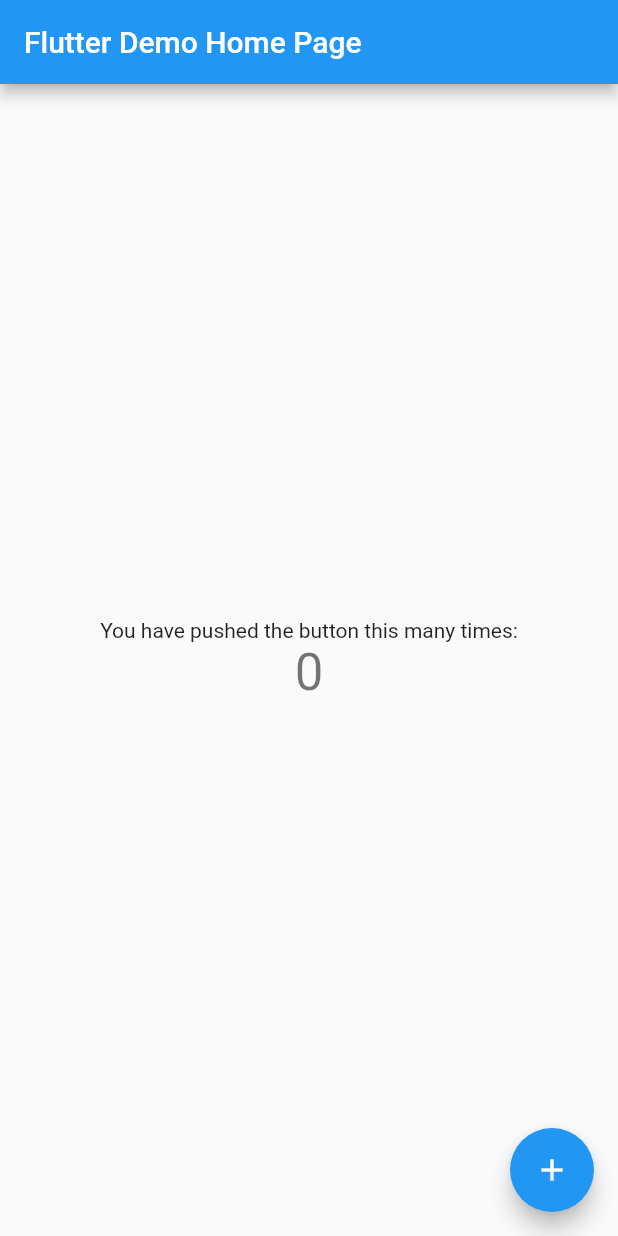
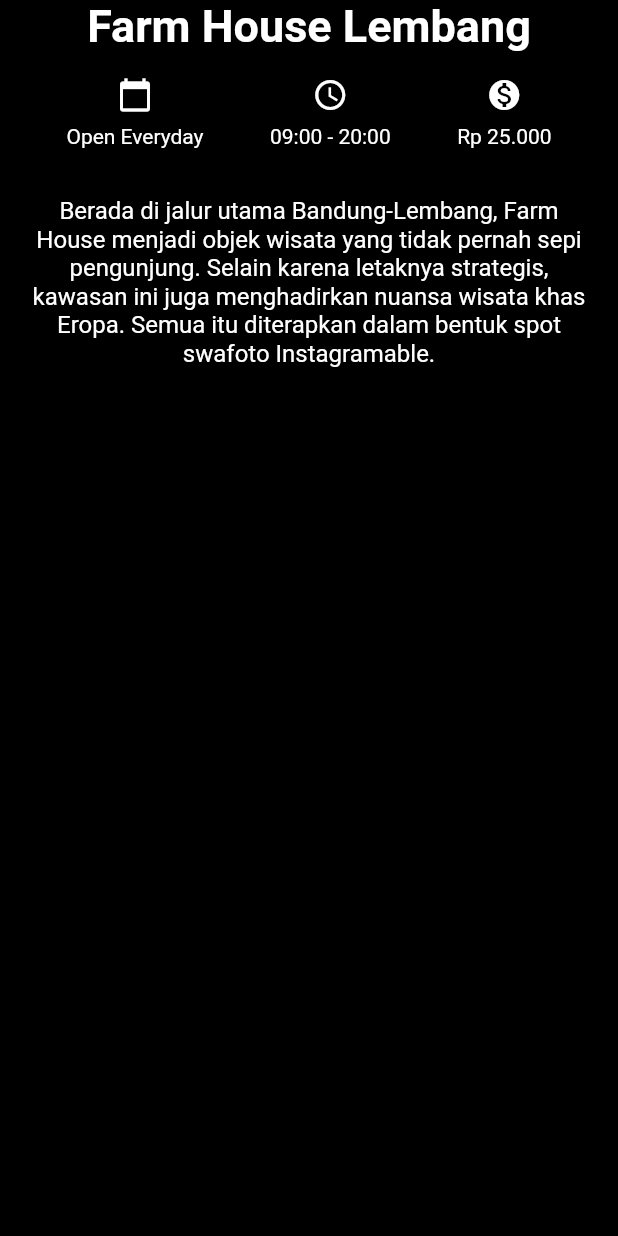
Before and after one commit to jeffrysaputra97/Dicoding-BMAFP-WisataBandungApp, a Flutter app: the screen it shows after launch, on a phone screen of 412 x 824 dp. Run offline on Flutter 3.47's test engine with Material 2 defaults, Android fonts, the phone set to English and light mode, and no system bars.

Commit message:
Adding Detail Screen

```diff
--- /dev/null
+++ b/lib/component/detail_icon_text.dart
@@ -0,0 +1,19 @@
+import 'package:flutter/material.dart';
+
+class DetailIconText extends StatelessWidget {
+  final IconData icon;
+  final String text;
+
+  DetailIconText({this.icon, this.text});
+
+  @override
+  Widget build(BuildContext context) {
+    return Column(
+      children: [
+        Icon(icon),
+        SizedBox(height: 8.0),
+        Text(text),
+      ],
+    );
+  }
+}
--- a/lib/main.dart
+++ b/lib/main.dart
@@ -1,117 +1,15 @@
 import 'package:flutter/material.dart';
+import 'package:wisata_bandung/screen/detail_screen.dart';
 
-void main() {
-  runApp(MyApp());
-}
+void main() => runApp(MyApp());
 
 class MyApp extends StatelessWidget {
-  // This widget is the root of your application.
   @override
   Widget build(BuildContext context) {
     return MaterialApp(
-      title: 'Flutter Demo',
-      theme: ThemeData(
-        // This is the theme of your application.
-        //
-        // Try running your application with "flutter run". You'll see the
-        // application has a blue toolbar. Then, without quitting the app, try
-        // changing the primarySwatch below to Colors.green and then invoke
-        // "hot reload" (press "r" in the console where you ran "flutter run",
-        // or simply save your changes to "hot reload" in a Flutter IDE).
-        // Notice that the counter didn't reset back to zero; the application
-        // is not restarted.
-        primarySwatch: Colors.blue,
-        // This makes the visual density adapt to the platform that you run
-        // the app on. For desktop platforms, the controls will be smaller and
-        // closer together (more dense) than on mobile platforms.
-        visualDensity: VisualDensity.adaptivePlatformDensity,
-      ),
-      home: MyHomePage(title: 'Flutter Demo Home Page'),
+      title: 'Wisata Bandung',
+      theme: ThemeData.dark(),
+      home: DetailScreen(),
     );
   }
 }
-
-class MyHomePage extends StatefulWidget {
-  MyHomePage({Key key, this.title}) : super(key: key);
-
-  // This widget is the home page of your application. It is stateful, meaning
-  // that it has a State object (defined below) that contains fields that affect
-  // how it looks.
-
-  // This class is the configuration for the state. It holds the values (in this
-  // case the title) provided by the parent (in this case the App widget) and
-  // used by the build method of the State. Fields in a Widget subclass are
-  // always marked "final".
-
-  final String title;
-
-  @override
-  _MyHomePageState createState() => _MyHomePageState();
-}
-
-class _MyHomePageState extends State<MyHomePage> {
-  int _counter = 0;
-
-  void _incrementCounter() {
-    setState(() {
-      // This call to setState tells the Flutter framework that something has
-      // changed in this State, which causes it to rerun the build method below
-      // so that the display can reflect the updated values. If we changed
-      // _counter without calling setState(), then the build method would not be
-      // called again, and so nothing would appear to happen.
-      _counter++;
-    });
-  }
-
-  @override
-  Widget build(BuildContext context) {
-    // This method is rerun every time setState is called, for instance as done
-    // by the _incrementCounter method above.
-    //
-    // The Flutter framework has been optimized to make rerunning build methods
-    // fast, so that you can just rebuild anything that needs updating rather
-    // than having to individually change instances of widgets.
-    return Scaffold(
-      appBar: AppBar(
-        // Here we take the value from the MyHomePage object that was created by
-        // the App.build method, and use it to set our appbar title.
-        title: Text(widget.title),
-      ),
-      body: Center(
-        // Center is a layout widget. It takes a single child and positions it
-        // in the middle of the parent.
-        child: Column(
-          // Column is also a layout widget. It takes a list of children and
-          // arranges them vertically. By default, it sizes itself to fit its
-          // children horizontally, and tries to be as tall as its parent.
-          //
-          // Invoke "debug painting" (press "p" in the console, choose the
-          // "Toggle Debug Paint" action from the Flutter Inspector in Android
-          // Studio, or the "Toggle Debug Paint" command in Visual Studio Code)
-          // to see the wireframe for each widget.
-          //
-          // Column has various properties to control how it sizes itself and
-          // how it positions its children. Here we use mainAxisAlignment to
-          // center the children vertically; the main axis here is the vertical
-          // axis because Columns are vertical (the cross axis would be
-          // horizontal).
-          mainAxisAlignment: MainAxisAlignment.center,
-          children: <Widget>[
-            Text(
-              'You have pushed the button this many times:',
-            ),
-            Text(
-              '$_counter',
-              style: Theme.of(context).textTheme.headline4,
-            ),
-          ],
-        ),
-      ),
-      floatingActionButton: FloatingActionButton(
-        onPressed: _incrementCounter,
-        tooltip: 'Increment',
-        child: Icon(Icons.add),
-      ), // This trailing comma makes auto-formatting nicer for build methods.
-    );
-  }
-}
--- /dev/null
+++ b/lib/screen/detail_screen.dart
@@ -0,0 +1,56 @@
+import 'package:flutter/material.dart';
+import 'package:wisata_bandung/component/detail_icon_text.dart';
+
+class DetailScreen extends StatelessWidget {
+  @override
+  Widget build(BuildContext context) {
+    return Scaffold(
+      backgroundColor: Colors.black,
+      body: SafeArea(
+        child: Column(
+          crossAxisAlignment: CrossAxisAlignment.stretch,
+          children: [
+            Container(
+              child: Text(
+                'Farm House Lembang',
+                textAlign: TextAlign.center,
+                style: TextStyle(
+                  fontSize: 30.0,
+                  fontWeight: FontWeight.bold,
+                ),
+              ),
+            ),
+            Container(
+              margin: EdgeInsets.symmetric(vertical: 16.0),
+              child: Row(
+                mainAxisAlignment: MainAxisAlignment.spaceEvenly,
+                children: [
+                  DetailIconText(
+                    icon: Icons.calendar_today,
+                    text: 'Open Everyday',
+                  ),
+                  DetailIconText(
+                    icon: Icons.access_time,
+                    text: '09:00 - 20:00',
+                  ),
+                  DetailIconText(
+                    icon: Icons.monetization_on,
+                    text: 'Rp 25.000',
+                  )
+                ],
+              ),
+            ),
+            Container(
+              padding: EdgeInsets.all(16.0),
+              child: Text(
+                'Berada di jalur utama Bandung-Lembang, Farm House menjadi objek wisata yang tidak pernah sepi pengunjung. Selain karena letaknya strategis, kawasan ini juga menghadirkan nuansa wisata khas Eropa. Semua itu diterapkan dalam bentuk spot swafoto Instagramable.',
+                textAlign: TextAlign.center,
+                style: TextStyle(fontSize: 16.0),
+              ),
+            ),
+          ],
+        ),
+      ),
+    );
+  }
+}
```
